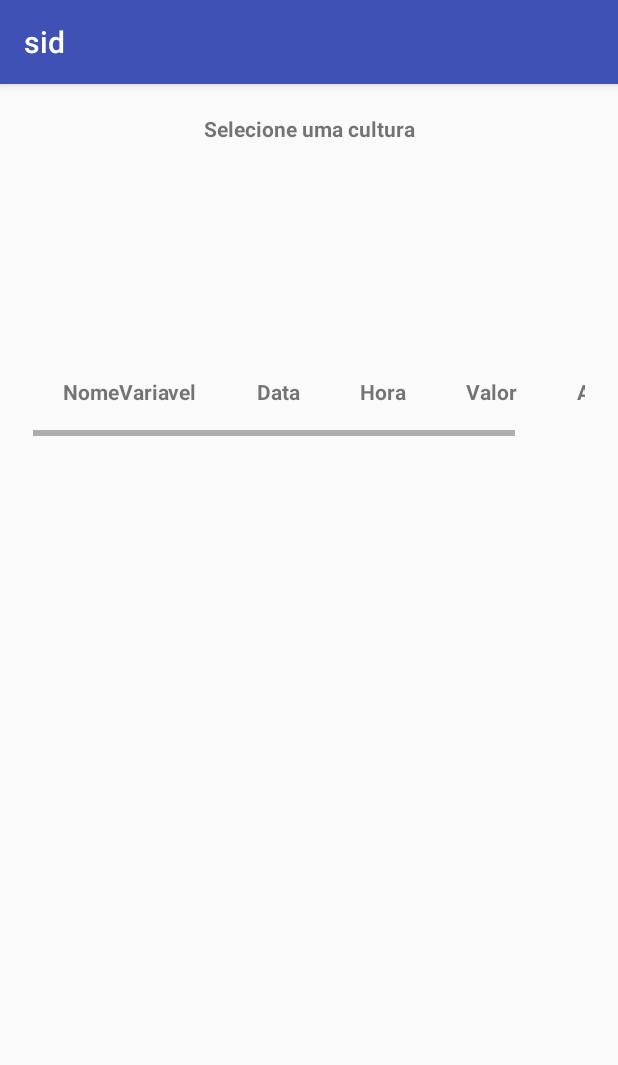
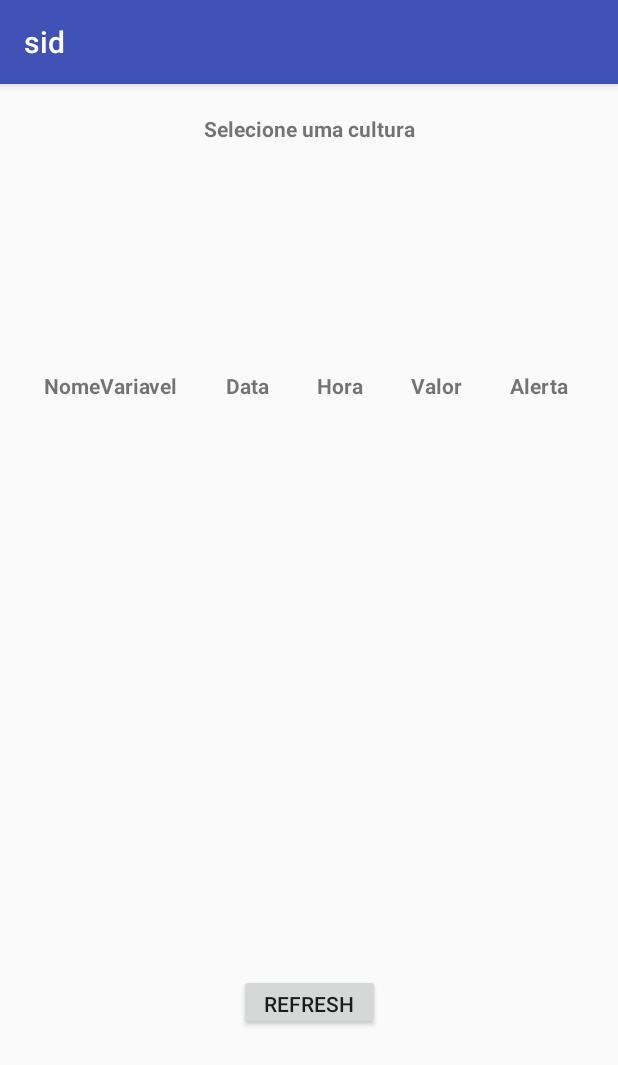
Before and after one commit to bjngs-iscteiul/android, an Android app: the AlertasActivity screen opened directly, with no data from a screen before it, on a phone screen of 412 x 824 dp. Shown: the top 1065 px of the screen. Run offline under Robolectric (Android 15) with nearby library versions, the phone set to English and light mode, and no system bars.

Commit message:
alertas refresh

```diff
--- a/app/src/main/java/inducesmile/com/sid/App/AlertasActivity.java
+++ b/app/src/main/java/inducesmile/com/sid/App/AlertasActivity.java
@@ -3,10 +3,10 @@ package inducesmile.com.sid.App;
 import android.database.Cursor;
 import android.support.v7.app.AppCompatActivity;
 import android.os.Bundle;
+import android.view.View;
 import android.widget.TableLayout;
 import android.widget.TableRow;
 import android.widget.TextView;
-
 import inducesmile.com.sid.DataBase.DataBaseHandler;
 import inducesmile.com.sid.DataBase.DataBaseReader;
 import inducesmile.com.sid.R;
@@ -95,5 +95,9 @@ private int dpAsPixels(int dp){
 
 }
 
+    public void refreshAlerts(View v){
+
+    }
+
 
 }
--- a/app/src/main/java/inducesmile/com/sid/App/MainActivity.java
+++ b/app/src/main/java/inducesmile/com/sid/App/MainActivity.java
@@ -59,9 +59,8 @@ public class MainActivity extends AppCompatActivity {
             writeToDB(idCultura.getText().toString());
             idCultura.onEditorAction(EditorInfo.IME_ACTION_DONE);
             updateNomeCultura();
-            updateNumeroMedicoes();
-            updateNumeroAlertas();
-
+            //updateNumeroMedicoes();
+            //updateNumeroAlertas();
         }
     }
 
@@ -91,17 +90,13 @@ public class MainActivity extends AppCompatActivity {
     }
 
     private void updateNomeCultura(){
-
-        //To do?
         DataBaseReader dbReader = new DataBaseReader(db);
-
         TextView nomeCultura_tv= findViewById(R.id.nomeCultura_tv);
         Cursor cursor = dbReader.readCultura();
         String nomeCultura = null;
         while (cursor.moveToNext()){
             nomeCultura = cursor.getString(cursor.getColumnIndex("NomeCultura"));
         }
-
         if (nomeCultura!=null){
             nomeCultura_tv.setText(nomeCultura);
             nomeCultura_tv.setTextColor(Color.BLACK);
@@ -110,7 +105,6 @@ public class MainActivity extends AppCompatActivity {
             nomeCultura_tv.setText("Cultura Invalida!");
             nomeCultura_tv.setTextColor(Color.RED);
         }
-
         nomeCultura_tv.setVisibility(View.VISIBLE);
     }
 
@@ -125,8 +119,8 @@ public class MainActivity extends AppCompatActivity {
             params.put("password", password);
             params.put("idCultura",idCultura);
             ConnectionHandler jParser = new ConnectionHandler();
-            JSONArray jsonHumidadeTemperatura = jParser.getJSONFromUrl(READ_HUMIDADE_TEMPERATURA, params);
             db.dbClear();
+            /*JSONArray jsonHumidadeTemperatura = jParser.getJSONFromUrl(READ_HUMIDADE_TEMPERATURA, params);
             if (jsonHumidadeTemperatura !=null){
             for (int i = 0; i < jsonHumidadeTemperatura.length()-1; i++) {
                 JSONObject c = jsonHumidadeTemperatura.getJSONObject(i);
@@ -153,7 +147,7 @@ public class MainActivity extends AppCompatActivity {
                     db.insert_Alertas(IDAlerta,dataMedicao,valorMedicao,horaMedicao,nomeVariavel,alerta);
                 }
 
-            }
+            }*/
 
             JSONArray jsonCultura = jParser.getJSONFromUrl(READ_Cultura,params);
             if (jsonCultura!=null){
@@ -181,7 +175,6 @@ public class MainActivity extends AppCompatActivity {
                         );
                     }
                 }
-
             }
 
         } catch (JSONException e) {
--- a/app/src/main/res/layout/activity_alertas.xml
+++ b/app/src/main/res/layout/activity_alertas.xml
@@ -27,10 +27,12 @@
 
     <ScrollView
         android:id="@+id/scroller"
-        android:layout_width="368dp"
+        android:layout_width="385dp"
         android:layout_height="418dp"
         android:layout_marginBottom="8dp"
         android:layout_marginEnd="8dp"
+        android:layout_marginLeft="8dp"
+        android:layout_marginRight="8dp"
         android:layout_marginStart="8dp"
         android:layout_marginTop="8dp"
         app:layout_constraintBottom_toBottomOf="parent"
@@ -61,7 +63,7 @@
                             android:id="@+id/nomeVariavel"
                             android:layout_width="wrap_content"
                             android:layout_height="wrap_content"
-                            android:padding="20dp"
+                            android:padding="16dp"
                             android:text="NomeVariavel"
                             android:textStyle="bold" />
 
@@ -69,7 +71,7 @@
                             android:id="@+id/data"
                             android:layout_width="wrap_content"
                             android:layout_height="wrap_content"
-                            android:padding="20dp"
+                            android:padding="16dp"
                             android:text="Data"
                             android:textStyle="bold" />
 
@@ -77,7 +79,7 @@
                             android:id="@+id/hora"
                             android:layout_width="wrap_content"
                             android:layout_height="wrap_content"
-                            android:padding="20dp"
+                            android:padding="16dp"
                             android:text="Hora"
                             android:textStyle="bold" />
 
@@ -85,7 +87,7 @@
                             android:id="@+id/valor"
                             android:layout_width="wrap_content"
                             android:layout_height="wrap_content"
-                            android:padding="20dp"
+                            android:padding="16dp"
                             android:text="Valor"
                             android:textStyle="bold" />
 
@@ -93,7 +95,7 @@
                             android:id="@+id/alerta"
                             android:layout_width="wrap_content"
                             android:layout_height="wrap_content"
-                            android:padding="20dp"
+                            android:padding="16dp"
                             android:text="Alerta"
                             android:textStyle="bold" />
 
@@ -104,4 +106,16 @@
         </HorizontalScrollView>
 
     </ScrollView>
+
+    <Button
+        android:id="@+id/refresh"
+        android:layout_width="94dp"
+        android:layout_height="37dp"
+        android:onClick="refreshAlerts"
+        android:text="Refresh"
+        app:layout_constraintBottom_toBottomOf="parent"
+        app:layout_constraintEnd_toEndOf="parent"
+        app:layout_constraintStart_toStartOf="parent"
+        app:layout_constraintTop_toBottomOf="@+id/scroller"
+        app:layout_constraintVertical_bias="0.0" />
 </android.support.constraint.ConstraintLayout>
--- a/app/src/main/res/layout/activity_login.xml
+++ b/app/src/main/res/layout/activity_login.xml
@@ -17,7 +17,7 @@
         android:layout_marginStart="104dp"
         android:layout_marginTop="4dp"
         android:hint="username"
-        android:text="DBA"
+        android:text="dba"
         app:layout_constraintBottom_toBottomOf="parent"
         app:layout_constraintEnd_toEndOf="parent"
         app:layout_constraintHorizontal_bias="0.0"
@@ -57,7 +57,7 @@
         android:layout_marginTop="8dp"
         android:ems="10"
         android:hint="IP (xxx.xxx.x.x)"
-        android:text="192.168.1.244"
+        android:text="192.168.1.84"
         app:layout_constraintBottom_toBottomOf="parent"
         app:layout_constraintEnd_toEndOf="parent"
         app:layout_constraintStart_toStartOf="parent"
```
